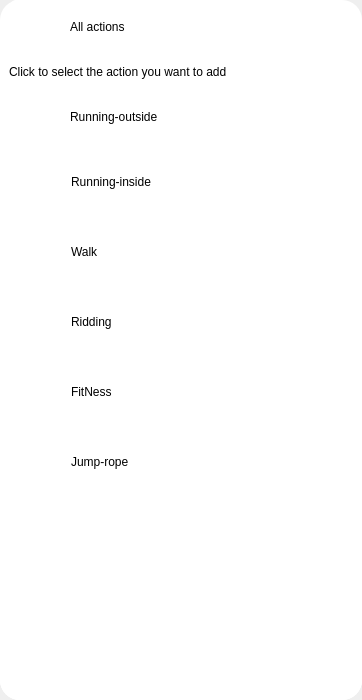
Old version of the form Client/ui/Designer/FitMind_Client_AddAction.ui in the repository aud13d/FitMind.
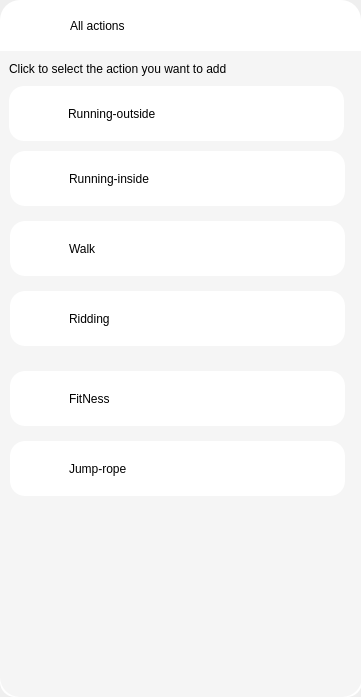
New version of the form. Icons and pictures are not drawn.

The edit to the form file:
```diff
--- a/Client/ui/Designer/FitMind_Client_AddAction.ui
+++ b/Client/ui/Designer/FitMind_Client_AddAction.ui
@@ -6,8 +6,8 @@
    <rect>
     <x>0</x>
     <y>0</y>
-    <width>362</width>
-    <height>700</height>
+    <width>361</width>
+    <height>697</height>
    </rect>
   </property>
   <property name="minimumSize">
@@ -119,7 +119,7 @@
         <item>
          <widget class="QPushButton" name="button_back">
           <property name="sizePolicy">
-           <sizepolicy hsizetype="MinimumExpanding" vsizetype="MinimumExpanding">
+           <sizepolicy hsizetype="Fixed" vsizetype="Fixed">
             <horstretch>0</horstretch>
             <verstretch>0</verstretch>
            </sizepolicy>
@@ -174,9 +174,7 @@
        <widget class="QFrame" name="frame_2">
         <property name="styleSheet">
          <string notr="true">#frame_2{
-	background-color:white;
-	border-top-right-radius:20px;
-	border-top-left-radius:20px;
+background-color:white;
 	border-bottom-right-radius:20px;
 	border-bottom-left-radius:20px;
 }
@@ -294,19 +292,24 @@
             </size>
            </property>
            <property name="styleSheet">
-            <string notr="true">QFrame{
-	background-color:white;
-	border-top-right-radius:15px;
-	border-top-left-radius:15px;
-	border-bottom-right-radius:15px;
-	border-bottom-left-radius:15px;
-}
+            <string notr="true">
 
 QWidget{
-	border-top-right-radius:20px;
-	border-top-left-radius:20px;
+		background-color: #f5f5f5;
 	border-bottom-right-radius:20px;
 	border-bottom-left-radius:20px;
+}
+
+QFrame{
+	background-color:white;
+	border-top-right-radius:15px;
+	border-top-left-radius:15px;
+	border-bottom-right-radius:15px;
+	border-bottom-left-radius:15px;
+}
+
+QPushButton{
+	background-color:white;
 }</string>
            </property>
            <property name="lineWidth">
@@ -354,7 +357,7 @@
               <rect>
                <x>9</x>
                <y>35</y>
-               <width>350</width>
+               <width>335</width>
                <height>55</height>
               </rect>
              </property>
@@ -366,7 +369,7 @@
              </property>
              <property name="minimumSize">
               <size>
-               <width>350</width>
+               <width>335</width>
                <height>55</height>
               </size>
              </property>
@@ -445,7 +448,7 @@
               <rect>
                <x>10</x>
                <y>100</y>
-               <width>350</width>
+               <width>335</width>
                <height>55</height>
               </rect>
              </property>
@@ -457,7 +460,7 @@
              </property>
              <property name="minimumSize">
               <size>
-               <width>350</width>
+               <width>335</width>
                <height>55</height>
               </size>
              </property>
@@ -536,7 +539,7 @@
               <rect>
                <x>10</x>
                <y>170</y>
-               <width>350</width>
+               <width>335</width>
                <height>55</height>
               </rect>
              </property>
@@ -548,7 +551,7 @@
              </property>
              <property name="minimumSize">
               <size>
-               <width>350</width>
+               <width>335</width>
                <height>55</height>
               </size>
              </property>
@@ -627,7 +630,7 @@
               <rect>
                <x>10</x>
                <y>240</y>
-               <width>350</width>
+               <width>335</width>
                <height>55</height>
               </rect>
              </property>
@@ -639,7 +642,7 @@
              </property>
              <property name="minimumSize">
               <size>
-               <width>350</width>
+               <width>335</width>
                <height>55</height>
               </size>
              </property>
@@ -717,8 +720,8 @@
              <property name="geometry">
               <rect>
                <x>10</x>
-               <y>310</y>
-               <width>351</width>
+               <y>320</y>
+               <width>335</width>
                <height>55</height>
               </rect>
              </property>
@@ -730,7 +733,7 @@
              </property>
              <property name="minimumSize">
               <size>
-               <width>350</width>
+               <width>335</width>
                <height>55</height>
               </size>
              </property>
@@ -808,8 +811,8 @@
              <property name="geometry">
               <rect>
                <x>10</x>
-               <y>380</y>
-               <width>350</width>
+               <y>390</y>
+               <width>335</width>
                <height>55</height>
               </rect>
              </property>
@@ -821,7 +824,7 @@
              </property>
              <property name="minimumSize">
               <size>
-               <width>350</width>
+               <width>335</width>
                <height>55</height>
               </size>
              </property>
```
